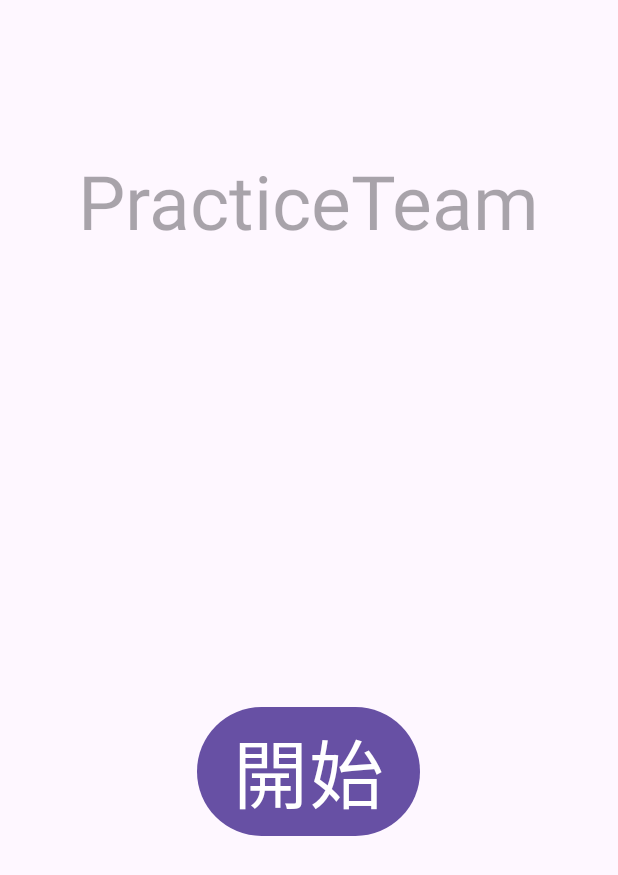
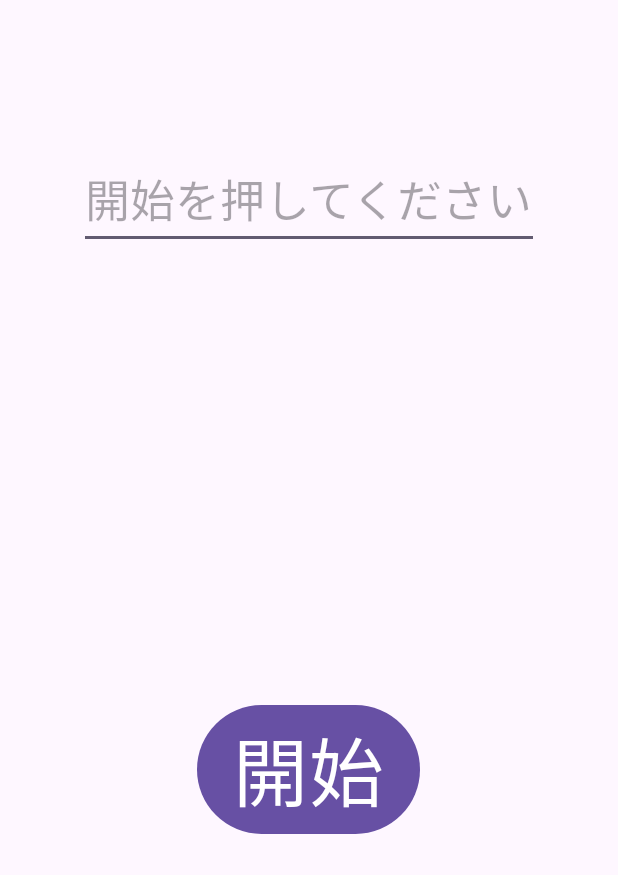
Before and after one commit to Utahshi-jp/oplogy, an Android app: the screen it shows after launch (MainActivity), on a phone screen of 412 x 824 dp. Shown: the top 875 px of the screen. Run offline under Robolectric (Android 15) with nearby library versions, the phone set to English and light mode, and no system bars.

```diff
--- a/app/build.gradle
+++ b/app/build.gradle
@@ -1,5 +1,6 @@
 plugins {
     id 'com.android.application'
+    id 'com.google.android.libraries.mapsplatform.secrets-gradle-plugin'
 }
 
 android {
@@ -26,6 +27,9 @@ android {
         sourceCompatibility JavaVersion.VERSION_1_8
         targetCompatibility JavaVersion.VERSION_1_8
     }
+    buildFeatures {
+        viewBinding true
+    }
 }
 
 dependencies {
@@ -33,6 +37,7 @@ dependencies {
     implementation 'androidx.appcompat:appcompat:1.6.1'
     implementation 'com.google.android.material:material:1.5.0'
     implementation 'androidx.constraintlayout:constraintlayout:2.1.4'
+    implementation 'com.google.android.gms:play-services-maps:18.2.0'
     testImplementation 'junit:junit:4.13.2'
     androidTestImplementation 'androidx.test.ext:junit:1.1.5'
     androidTestImplementation 'androidx.test.espresso:espresso-core:3.5.1'
--- a/app/src/main/java/com/example/oplogy/MainActivity.java
+++ b/app/src/main/java/com/example/oplogy/MainActivity.java
@@ -3,6 +3,8 @@ package com.example.oplogy;
 import androidx.appcompat.app.AppCompatActivity;
 
 import android.os.Bundle;
+import android.widget.Button;
+import android.widget.EditText;
 import android.widget.TextView;
 
 public class MainActivity extends AppCompatActivity {
@@ -12,6 +14,9 @@ public class MainActivity extends AppCompatActivity {
         super.onCreate(savedInstanceState);
         setContentView(R.layout.activity_main);
 
-        TextView textMain = findViewById(R.id.TextMain);
+        EditText textMain = findViewById(R.id.TextMain);
+        Button buttonStart = (Button) findViewById(R.id.buttonStart);
+
+
     }
 }
--- a/app/src/main/res/layout/activity_main.xml
+++ b/app/src/main/res/layout/activity_main.xml
@@ -12,16 +12,17 @@
         android:layout_width="wrap_content"
         android:layout_height="wrap_content"/>
 
-    <TextView
+    <EditText
         android:id="@+id/TextMain"
-        android:textColor="@color/material_on_background_disabled"
+        android:hint="開始を押してください"
         android:layout_width="wrap_content"
         android:layout_height="wrap_content"
         android:layout_marginTop="100dp"
-        android:text="PracticeTeam"
+        android:text=""
         android:layout_gravity="center"
-        android:textSize="50dp"/>
+        android:textSize="30dp"/>
     <Button
+        android:id="@+id/buttonStart"
         android:layout_marginTop="300dp"
         android:layout_width="wrap_content"
         android:layout_height="wrap_content"
--- a/app/src/main/res/values/strings.xml
+++ b/app/src/main/res/values/strings.xml
@@ -1,3 +1,4 @@
 <resources>
     <string name="app_name">oplogy</string>
+    <string name="title_activity_maps">MapsActivity</string>
 </resources>
--- a/build.gradle
+++ b/build.gradle
@@ -2,4 +2,5 @@
 plugins {
     id 'com.android.application' version '8.0.2' apply false
     id 'com.android.library' version '8.0.2' apply false
+    id 'com.google.android.libraries.mapsplatform.secrets-gradle-plugin' version '2.0.1' apply false
 }
```
Also changed, not shown: app/src/main/AndroidManifest.xml (+16 -0 lines), app/src/main/java/com/example/oplogy/MapsActivity.java (added, +51 -0 lines), app/src/main/res/layout/activity_maps.xml (added, +9 -0 lines).
